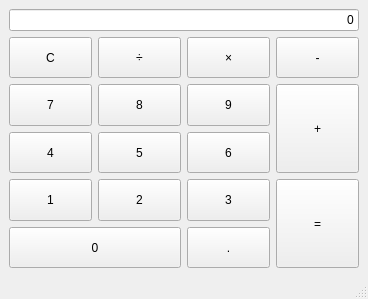
The window that mainwindow.ui (bonevelous/basicalc) describes before a commit, drawn with Qt 5.
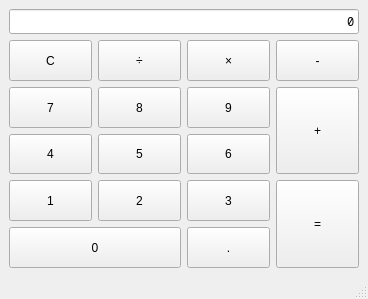
The same window after the commit. Custom widgets are drawn as their Qt base class.

Commit message: Digit buttons have testing functionality

Diff of the .ui file:
```diff
--- a/mainwindow.ui
+++ b/mainwindow.ui
@@ -16,7 +16,12 @@
   <widget class="QWidget" name="centralwidget">
    <layout class="QVBoxLayout" name="verticalLayout">
     <item>
-     <widget class="QLineEdit" name="lineEdit">
+     <widget class="QLineEdit" name="calcDisplay">
+      <property name="font">
+       <font>
+        <family>Noto Sans Mono</family>
+       </font>
+      </property>
       <property name="layoutDirection">
        <enum>Qt::LeftToRight</enum>
       </property>
@@ -26,6 +31,9 @@
       <property name="alignment">
        <set>Qt::AlignRight|Qt::AlignTrailing|Qt::AlignVCenter</set>
       </property>
+      <property name="readOnly">
+       <bool>true</bool>
+      </property>
      </widget>
     </item>
     <item>
@@ -57,7 +65,7 @@
        </widget>
       </item>
       <item row="2" column="0">
-       <widget class="QPushButton" name="fourButton">
+       <widget class="MainButton" name="digit_button4">
         <property name="sizePolicy">
          <sizepolicy hsizetype="Minimum" vsizetype="Minimum">
           <horstretch>0</horstretch>
@@ -70,7 +78,7 @@
        </widget>
       </item>
       <item row="2" column="1">
-       <widget class="QPushButton" name="fiveButton">
+       <widget class="MainButton" name="digit_button5">
         <property name="sizePolicy">
          <sizepolicy hsizetype="Minimum" vsizetype="Minimum">
           <horstretch>0</horstretch>
@@ -83,7 +91,7 @@
        </widget>
       </item>
       <item row="1" column="1">
-       <widget class="QPushButton" name="eightButton">
+       <widget class="MainButton" name="digit_button8">
         <property name="sizePolicy">
          <sizepolicy hsizetype="Minimum" vsizetype="Minimum">
           <horstretch>0</horstretch>
@@ -96,7 +104,7 @@
        </widget>
       </item>
       <item row="1" column="0">
-       <widget class="QPushButton" name="sevenButton">
+       <widget class="MainButton" name="digit_button7">
         <property name="sizePolicy">
          <sizepolicy hsizetype="Minimum" vsizetype="Minimum">
           <horstretch>0</horstretch>
@@ -109,7 +117,7 @@
        </widget>
       </item>
       <item row="3" column="1">
-       <widget class="QPushButton" name="twoButton">
+       <widget class="MainButton" name="digit_button2">
         <property name="sizePolicy">
          <sizepolicy hsizetype="Minimum" vsizetype="Minimum">
           <horstretch>0</horstretch>
@@ -148,7 +156,7 @@
        </widget>
       </item>
       <item row="2" column="2">
-       <widget class="QPushButton" name="sixButton">
+       <widget class="MainButton" name="digit_button6">
         <property name="sizePolicy">
          <sizepolicy hsizetype="Minimum" vsizetype="Minimum">
           <horstretch>0</horstretch>
@@ -161,7 +169,7 @@
        </widget>
       </item>
       <item row="3" column="2">
-       <widget class="QPushButton" name="threeButtom">
+       <widget class="MainButton" name="digit_button3">
         <property name="sizePolicy">
          <sizepolicy hsizetype="Minimum" vsizetype="Minimum">
           <horstretch>0</horstretch>
@@ -174,7 +182,7 @@
        </widget>
       </item>
       <item row="3" column="0">
-       <widget class="QPushButton" name="oneButton">
+       <widget class="MainButton" name="digit_button1">
         <property name="sizePolicy">
          <sizepolicy hsizetype="Minimum" vsizetype="Minimum">
           <horstretch>0</horstretch>
@@ -187,7 +195,7 @@
        </widget>
       </item>
       <item row="1" column="2">
-       <widget class="QPushButton" name="nineButton">
+       <widget class="MainButton" name="digit_button9">
         <property name="sizePolicy">
          <sizepolicy hsizetype="Minimum" vsizetype="Minimum">
           <horstretch>0</horstretch>
```
Left out of the diff: 14 changed lines with no effect on the pictures. The commit also changes 5 other files.
